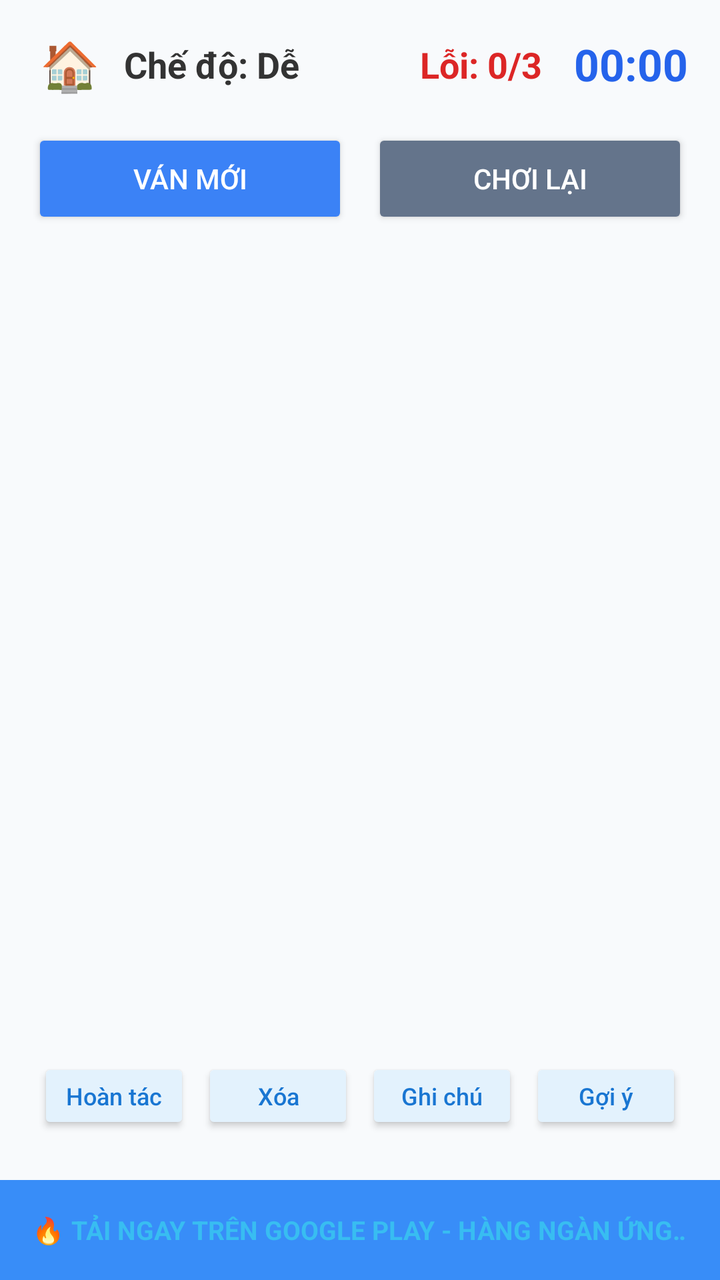
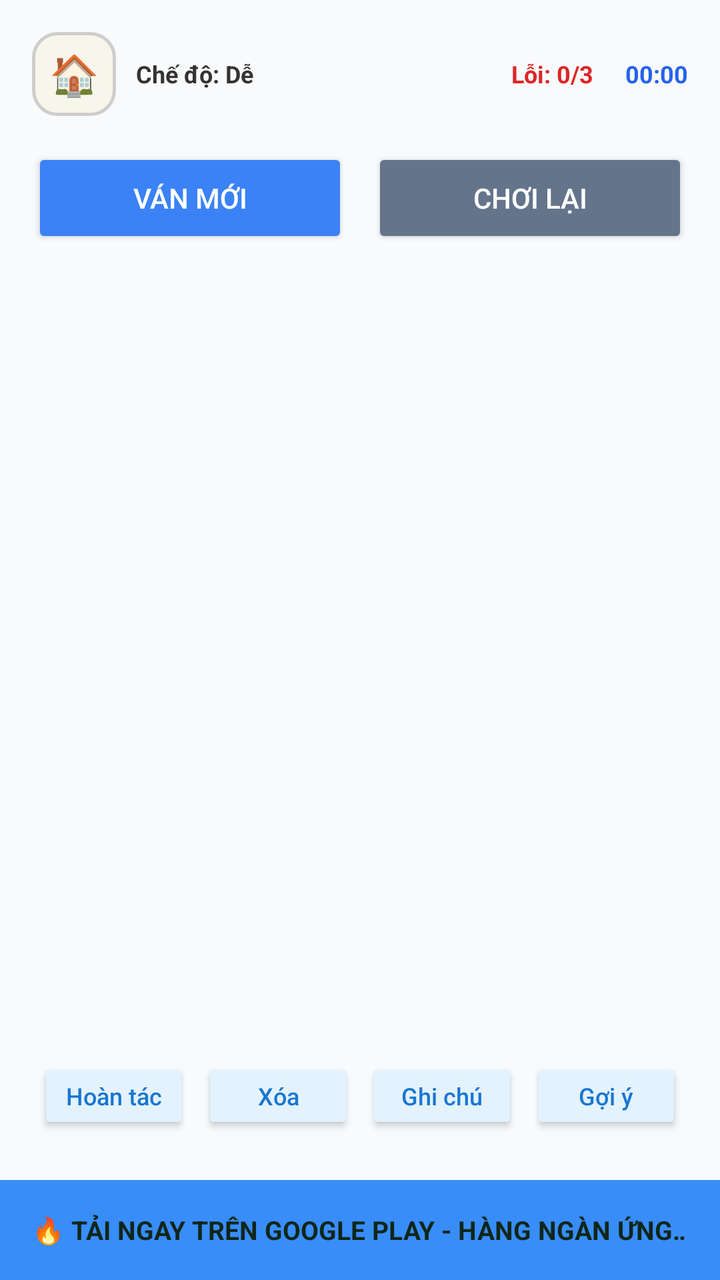

An Android layout rendered at two revisions. The XML below is the earlier revision; the diff shows what the commit changed to produce the second picture.
<!-- AndroidManifest.xml: application theme Theme.DuAnKetThucMonHoc -->
<!-- res/layout/activity_game.xml -->
<?xml version="1.0" encoding="utf-8"?>
<LinearLayout xmlns:android="http://schemas.android.com/apk/res/android"
    xmlns:app="http://schemas.android.com/apk/res-auto"
    android:layout_width="match_parent"
    android:layout_height="match_parent"
    android:background="#F8FAFC"
    android:orientation="vertical">

    
    <LinearLayout
        android:layout_width="match_parent"
        android:layout_height="0dp"
        android:layout_weight="1"
        android:orientation="vertical"
        android:padding="16dp">

        
        <LinearLayout
            android:layout_width="match_parent"
            android:layout_height="wrap_content"
            android:layout_marginBottom="16dp"
            android:gravity="center_vertical"
            android:orientation="horizontal">

            <TextView
                android:id="@+id/btnBack"
                android:layout_width="wrap_content"
                android:layout_height="wrap_content"
                android:paddingStart="4dp"
                android:paddingEnd="12dp"
                android:text="🏠"
                android:textColor="#333333"
                android:textSize="24sp" />

            <TextView
                android:id="@+id/tvCurrentDifficulty"
                android:layout_width="0dp"
                android:layout_height="wrap_content"
                android:layout_weight="1"
                android:text="Chế độ: Dễ"
                android:textColor="#333333"
                android:textSize="18sp"
                android:textStyle="bold" />

            <TextView
                android:id="@+id/tvMistakes"
                android:layout_width="wrap_content"
                android:layout_height="wrap_content"
                android:layout_marginEnd="16dp"
                android:text="Lỗi: 0/3"
                android:textColor="#DC2626"
                android:textSize="18sp"
                android:textStyle="bold" />

            <TextView
                android:id="@+id/tvTimer"
                android:layout_width="wrap_content"
                android:layout_height="wrap_content"
                android:text="00:00"
                android:textColor="#2563EB"
                android:textSize="22sp"
                android:textStyle="bold" />
        </LinearLayout>

        
        <LinearLayout
            android:layout_width="match_parent"
            android:layout_height="wrap_content"
            android:orientation="horizontal">

            <Button
                android:id="@+id/btnNewGame"
                android:layout_width="0dp"
                android:layout_height="50dp"
                android:layout_marginEnd="6dp"
                android:layout_weight="1"
                android:backgroundTint="#3B82F6"
                android:text="Ván mới"
                android:textColor="#FFFFFF" />

            <Button
                android:id="@+id/btnRestart"
                android:layout_width="0dp"
                android:layout_height="50dp"
                android:layout_marginStart="6dp"
                android:layout_weight="1"
                android:backgroundTint="#64748B"
                android:text="Chơi lại"
                android:textColor="#FFFFFF" />
        </LinearLayout>

        
        <LinearLayout
            android:layout_width="match_parent"
            android:layout_height="0dp"
            android:layout_weight="1"
            android:gravity="center">

            <GridLayout
                android:id="@+id/gridBoard"
                android:layout_width="wrap_content"
                android:layout_height="wrap_content"
                android:background="#1E293B"
                android:columnCount="9"
                android:rowCount="9" />
        </LinearLayout>

        
        <LinearLayout
            android:layout_width="match_parent"
            android:layout_height="wrap_content"
            android:orientation="horizontal"
            android:paddingTop="4dp"
            android:paddingBottom="4dp">

            <Button
                android:id="@+id/btnUndo"
                android:layout_width="0dp"
                android:layout_height="38dp"
                android:layout_margin="3dp"
                android:layout_weight="1"
                android:backgroundTint="#E3F2FD"
                android:insetTop="0dp"
                android:insetBottom="0dp"
                android:padding="0dp"
                android:text="Hoàn tác"
                android:textAllCaps="false"
                android:textColor="#1976D2"
                android:textSize="12sp" />

            <Button
                android:id="@+id/btnErase"
                android:layout_width="0dp"
                android:layout_height="38dp"
                android:layout_margin="3dp"
                android:layout_weight="1"
                android:backgroundTint="#E3F2FD"
                android:insetTop="0dp"
                android:insetBottom="0dp"
                android:padding="0dp"
                android:text="Xóa"
                android:textAllCaps="false"
                android:textColor="#1976D2"
                android:textSize="12sp" />

            <Button
                android:id="@+id/btnNotes"
                android:layout_width="0dp"
                android:layout_height="38dp"
                android:layout_margin="3dp"
                android:layout_weight="1"
                android:backgroundTint="#E3F2FD"
                android:insetTop="0dp"
                android:insetBottom="0dp"
                android:padding="0dp"
                android:text="Ghi chú"
                android:textAllCaps="false"
                android:textColor="#1976D2"
                android:textSize="12sp" />

            <Button
                android:id="@+id/btnHint"
                android:layout_width="0dp"
                android:layout_height="38dp"
                android:layout_margin="3dp"
                android:layout_weight="1"
                android:backgroundTint="#E3F2FD"
                android:insetTop="0dp"
                android:insetBottom="0dp"
                android:padding="0dp"
                android:text="Gợi ý"
                android:textAllCaps="false"
                android:textColor="#1976D2"
                android:textSize="12sp" />
        </LinearLayout>

        
        <LinearLayout
            android:id="@+id/layoutNumPad"
            android:layout_width="match_parent"
            android:layout_height="wrap_content"
            android:gravity="center"
            android:orientation="horizontal" />

    </LinearLayout>

    
    <FrameLayout
        android:id="@+id/layoutAdBanner"
        android:layout_width="match_parent"
        android:layout_height="50dp"
        android:background="#388DF8">

        <TextView
            android:id="@+id/tvAdMarquee"
            android:layout_width="match_parent"
            android:layout_height="wrap_content"
            android:layout_gravity="center"
            android:ellipsize="marquee"
            android:focusable="true"
            android:focusableInTouchMode="true"
            android:marqueeRepeatLimit="marquee_forever"
            android:paddingStart="16dp"
            android:paddingEnd="16dp"
            android:scrollHorizontally="true"
            android:singleLine="true"
            android:text="🔥 TẢI NGAY TRÊN GOOGLE PLAY - HÀNG NGÀN ỨNG DỤNG &amp; GAME MIỄN PHÍ DÀNH CHO BẠN! CHẠM VÀO ĐÂY ĐỂ KHÁM PHÁ NGAY... 🔥"
            android:textColor="#38BDF1"
            android:textSize="13sp"
            android:textStyle="bold" />

    </FrameLayout>

</LinearLayout>
<!-- resources referenced by this layout -->
<resources>
  <style name="Theme.DuAnKetThucMonHoc" parent="Base.Theme.DuAnKetThucMonHoc" />
  <style name="Base.Theme.DuAnKetThucMonHoc" parent="Theme.Material3.DayNight.NoActionBar">
          
          
      </style>
</resources>

<!-- the commit's change to res/layout/activity_game.xml (unified diff, before → after) -->
@@ -24,13 +24,16 @@
 
             <TextView
                 android:id="@+id/btnBack"
-                android:layout_width="wrap_content"
-                android:layout_height="wrap_content"
-                android:paddingStart="4dp"
-                android:paddingEnd="12dp"
+                android:layout_width="42dp"
+                android:layout_height="42dp"
+                android:layout_marginEnd="10dp"
+                android:background="@drawable/bg_home_button"
+                android:clickable="true"
+                android:elevation="3dp"
+                android:focusable="true"
+                android:gravity="center"
                 android:text="🏠"
-                android:textColor="#333333"
-                android:textSize="24sp" />
+                android:textSize="20sp" />
 
             <TextView
                 android:id="@+id/tvCurrentDifficulty"
@@ -39,7 +42,7 @@
                 android:layout_weight="1"
                 android:text="Chế độ: Dễ"
                 android:textColor="#333333"
-                android:textSize="18sp"
+                android:textSize="12sp"
                 android:textStyle="bold" />
 
             <TextView
@@ -49,7 +52,7 @@
                 android:layout_marginEnd="16dp"
                 android:text="Lỗi: 0/3"
                 android:textColor="#DC2626"
-                android:textSize="18sp"
+                android:textSize="12sp"
                 android:textStyle="bold" />
 
             <TextView
@@ -58,7 +61,7 @@
                 android:layout_height="wrap_content"
                 android:text="00:00"
                 android:textColor="#2563EB"
-                android:textSize="22sp"
+                android:textSize="12sp"
                 android:textStyle="bold" />
         </LinearLayout>
 
@@ -90,7 +93,7 @@
         </LinearLayout>
 
         
-        <LinearLayout
+        =<LinearLayout
             android:layout_width="match_parent"
             android:layout_height="0dp"
             android:layout_weight="1"
@@ -205,7 +208,7 @@
             android:scrollHorizontally="true"
             android:singleLine="true"
             android:text="🔥 TẢI NGAY TRÊN GOOGLE PLAY - HÀNG NGÀN ỨNG DỤNG &amp; GAME MIỄN PHÍ DÀNH CHO BẠN! CHẠM VÀO ĐÂY ĐỂ KHÁM PHÁ NGAY... 🔥"
-            android:textColor="#38BDF1"
+            android:textColor="#102619"
             android:textSize="13sp"
             android:textStyle="bold" />
 
<!-- resource entries referenced after the edit -->
@@ -1,5 +1,19 @@
 <!-- resources referenced by this layout -->
 <resources>
+  <!-- drawable bg_home_button (drawable) -->
+  <?xml version="1.0" encoding="utf-8"?>
+  <ripple xmlns:android="http://schemas.android.com/apk/res/android"
+      android:color="#CBD5E1">
+      <item>
+          <shape android:shape="rectangle">
+              <solid android:color="#F6F6EA" />
+              <corners android:radius="12dp" />
+              <stroke
+                  android:width="1.5dp"
+                  android:color="#E1CAC8C8" />
+          </shape>
+      </item>
+  </ripple>
   <style name="Theme.DuAnKetThucMonHoc" parent="Base.Theme.DuAnKetThucMonHoc" />
   <style name="Base.Theme.DuAnKetThucMonHoc" parent="Theme.Material3.DayNight.NoActionBar">
           
